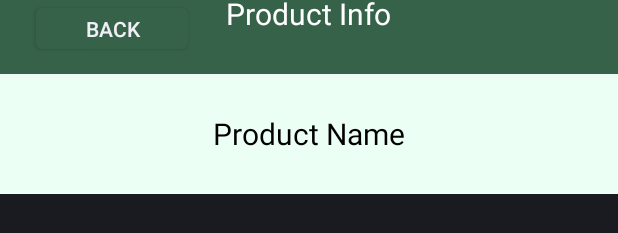
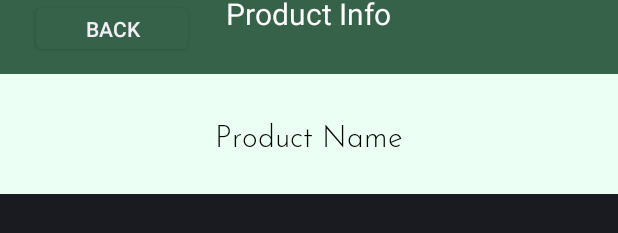
Before and after one commit to KellyLTran/WiNGHacks-2025, an Android app: the layout fragment_productinfo.xml on its own in the app's theme, with its tools: preview values and no code run, on a phone screen of 412 x 824 dp. Shown: the part 130-363 px from the top of the screen. Run offline under Robolectric (Android 15) with nearby library versions, the phone set to English and light mode, and no system bars.

Commit message:
Initial setup for using fonts

```diff
--- a/app/src/main/res/layout/fragment_productinfo.xml
+++ b/app/src/main/res/layout/fragment_productinfo.xml
@@ -14,11 +14,12 @@
         android:layout_marginTop="200dp"
         android:layout_marginEnd="8dp"
         android:textAlignment="center"
-        android:textSize="20sp"
+        android:textSize="28sp"
         app:layout_constraintBottom_toBottomOf="parent"
         app:layout_constraintEnd_toEndOf="parent"
         app:layout_constraintStart_toStartOf="parent"
-        app:layout_constraintTop_toTopOf="parent" />
+        app:layout_constraintTop_toTopOf="parent"
+        android:fontFamily="@font/josefinsans_light"/>
 
     <Button
         android:id="@+id/backButton"
@@ -76,7 +77,8 @@
                 android:layout_height="wrap_content"
                 android:text="Product Name"
                 android:textSize="20sp"
-                android:textColor="@android:color/black"/>
+                android:textColor="@android:color/black"
+                android:fontFamily="@font/josefinsans_light"/>
         </LinearLayout>
     </androidx.appcompat.widget.Toolbar>
 
```
Also changed, not shown: app/src/main/res/font/josefinsans_light.ttf (added).
